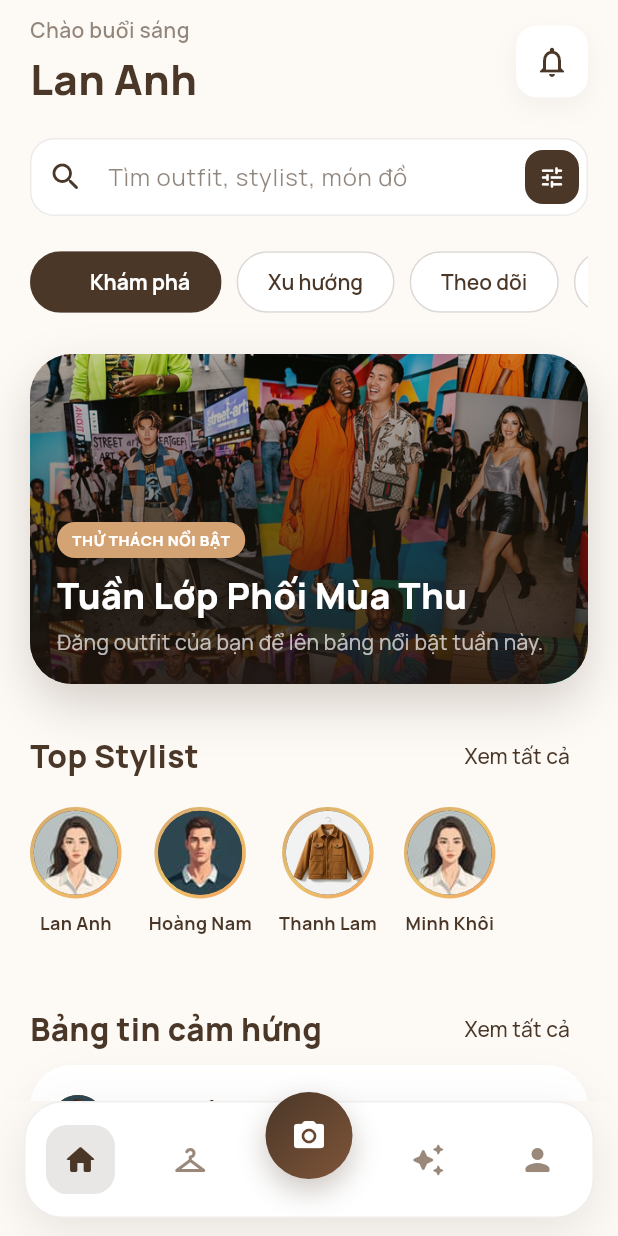
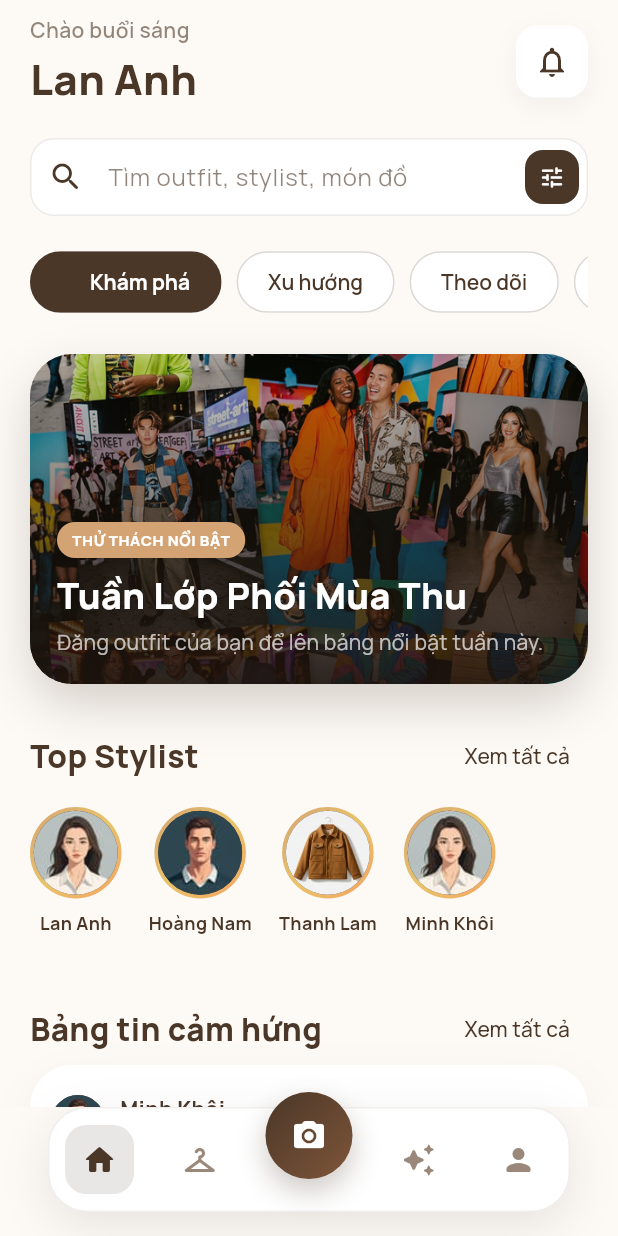
Before and after one commit to hoangqui794/V-Closet-mobile, a Flutter app: the MainScreen screen opened directly, on a phone screen of 412 x 824 dp. Run offline on Flutter 3.47's test engine with Material 3 defaults, Android fonts, the phone set to English and light mode, and no system bars; our stand-ins replace animate_do, camera, dio, flutter_dotenv, flutter_riverpod, get_it and 2 more.

Commit message:
feat: implement MainScreen scaffold with custom animated bottom navigation bar

```diff
--- a/lib/presentation/pages/main_screen.dart
+++ b/lib/presentation/pages/main_screen.dart
@@ -15,7 +15,6 @@ class MainScreen extends StatefulWidget {
 
 class _MainScreenState extends State<MainScreen> {
   int _currentIndex = 0;
-  late final PageController _pageController;
 
   static const _icons = [
     Icons.home_rounded,
@@ -36,23 +35,16 @@ class _MainScreenState extends State<MainScreen> {
   @override
   void initState() {
     super.initState();
-    _pageController = PageController(initialPage: _currentIndex);
   }
 
   @override
   void dispose() {
-    _pageController.dispose();
     super.dispose();
   }
 
   void _onTapNav(int index) {
     if (_currentIndex == index) return;
     setState(() => _currentIndex = index);
-    _pageController.animateToPage(
-      index,
-      duration: const Duration(milliseconds: 320),
-      curve: Curves.easeOutCubic,
-    );
   }
 
   @override
@@ -61,11 +53,26 @@ class _MainScreenState extends State<MainScreen> {
 
     return Scaffold(
       extendBody: true,
-      body: PageView(
-        controller: _pageController,
-        physics: const NeverScrollableScrollPhysics(),
-        onPageChanged: (index) => setState(() => _currentIndex = index),
-        children: _pages,
+      body: AnimatedSwitcher(
+        duration: const Duration(milliseconds: 300),
+        switchInCurve: Curves.easeOutCubic,
+        switchOutCurve: Curves.easeInCubic,
+        transitionBuilder: (child, animation) {
+          return FadeTransition(
+            opacity: animation,
+            child: SlideTransition(
+              position: Tween<Offset>(
+                begin: const Offset(0.0, 0.02), // Trượt nhẹ từ dưới lên
+                end: Offset.zero,
+              ).animate(animation),
+              child: child,
+            ),
+          );
+        },
+        child: KeyedSubtree(
+          key: ValueKey<int>(_currentIndex),
+          child: _pages[_currentIndex],
+        ),
       ),
       bottomNavigationBar: AnimatedSlide(
         duration: const Duration(milliseconds: 240),
@@ -79,9 +86,9 @@ class _MainScreenState extends State<MainScreen> {
             child: SafeArea(
               top: false,
               child: Padding(
-                padding: const EdgeInsets.fromLTRB(16, 0, 16, 12),
+                padding: const EdgeInsets.fromLTRB(32, 0, 32, 16),
                 child: Container(
-                  height: 78,
+                  height: 70,
                   decoration: BoxDecoration(
                     color: Colors.white,
                     borderRadius: BorderRadius.circular(26),
```
